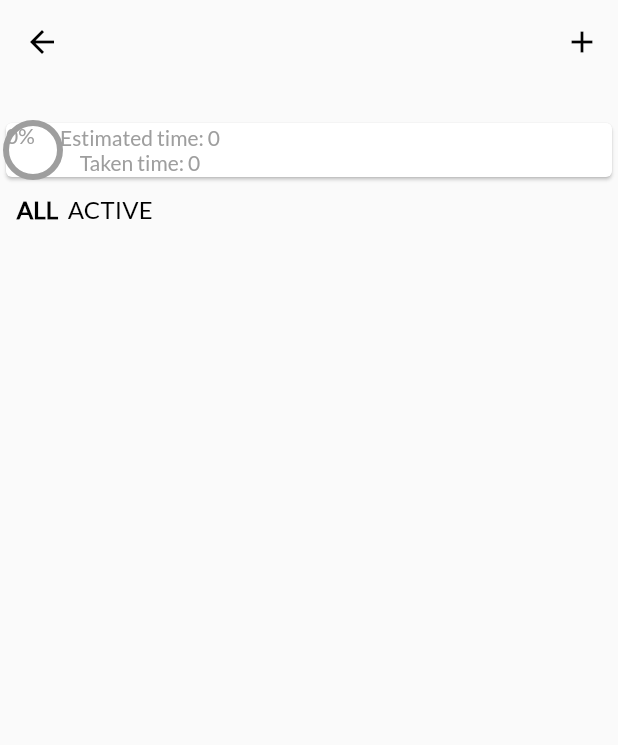
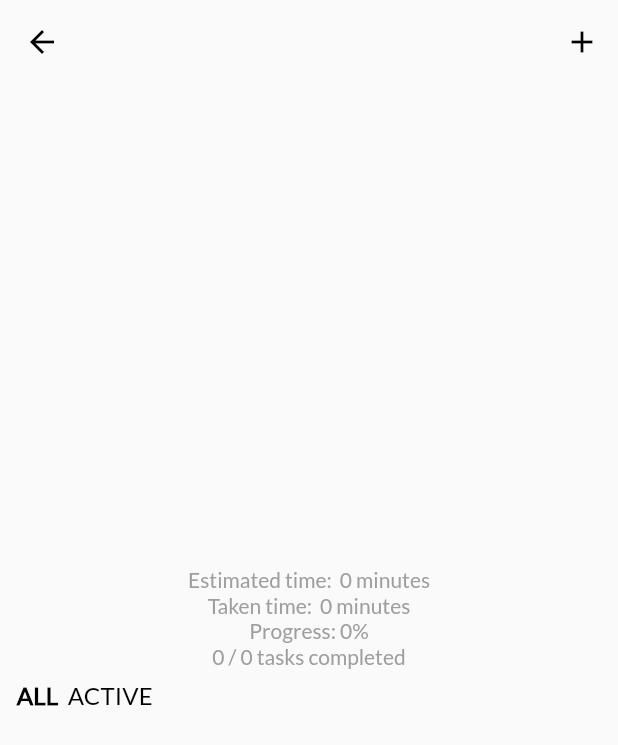
Before and after one commit to Priyanka-Sachan/momentum, a Flutter app: the ProjectScreen screen opened directly with empty values, on a phone screen of 412 x 824 dp. Shown: the top 745 px of the screen. Run offline on Flutter 3.47's test engine with Material 2 defaults, Android fonts, the phone set to English and light mode, and no system bars; our stand-ins replace cloud_firestore, firebase_core, flutter_svg, syncfusion_flutter_charts; missing offline and left inert: textfield_tags; accounts and stored records are empty.

Commit message:
Add charts

```diff
--- a/lib/widgets/project_overview.dart
+++ b/lib/widgets/project_overview.dart
@@ -1,6 +1,8 @@
+import 'dart:math';
 import 'package:flutter/material.dart';
 import 'package:momentum/models/project.dart';
 import 'package:momentum/models/task.dart';
+import 'package:syncfusion_flutter_charts/charts.dart';
 
 class ProjectOverview extends StatelessWidget {
   final Project project;
@@ -10,13 +12,21 @@ class ProjectOverview extends StatelessWidget {
 
   @override
   Widget build(BuildContext context) {
-    project.timeEstimated = tasks.fold(0, (i, el) => i + el.intervalEstimated);
+    project.timeEstimated = tasks.fold(
+        0, (i, el) => i + (el.intervalEstimated * el.progress / 100).round());
     project.timeTaken = tasks.fold(0, (i, el) => i + el.intervalTaken);
     int completedTasks = tasks.fold(0, (i, el) => el.progress == 100 ? 1 : 0);
     if (tasks.isNotEmpty) {
-      // project.progress =
-          // (tasks.fold(0, (i, el) => i + el.progress)) / tasks.length;
+      project.progress = tasks.fold(0, (i, el) => i + el.progress);
+      project.progress = (project.progress / tasks.length).round();
     }
+    Duration timeEstimated = Duration(minutes: project.timeEstimated);
+    Duration timeTaken = Duration(minutes: project.timeTaken);
+
+    List<ChartData> data = tasks
+        .map((t) => ChartData(t.title, t.intervalTaken,
+            Colors.primaries[Random().nextInt(Colors.primaries.length)]))
+        .toList();
 
     return ListView(
       primary: false,
@@ -30,29 +40,39 @@ class ProjectOverview extends StatelessWidget {
             style: Theme.of(context).textTheme.subtitle1,
           ),
         ),
-        Card(
-          child: Row(
-            children: [
-              Stack(
-                children: [
-                  CircularProgressIndicator(
-                    value: project.progress / 100,
-                    backgroundColor: Colors.grey,
-                    color: Colors.redAccent,
-                  ),
-                  Text('${project.progress}%')
-                ],
-              ),
-              Column(
-                children: [
-                  Text('Estimated time: ${project.timeEstimated}'),
-                  Text('Taken time: ${project.timeTaken}')
-                ],
+        Column(
+          children: [
+            SfCircularChart(series: <CircularSeries>[
+              // Renders doughnut chart
+              DoughnutSeries<ChartData, String>(
+                dataSource: data,
+                pointColorMapper: (ChartData data, _) => data.color,
+                xValueMapper: (ChartData data, _) => data.x,
+                yValueMapper: (ChartData data, _) => data.y,
+                //  cornerStyle: CornerStyle.bothCurve
               )
-            ],
-          ),
+            ]),
+            Column(
+              children: [
+                Text(
+                    'Estimated time: ${timeEstimated.inHours > 0 ? timeEstimated.inHours.toString() + ' hours' : ''} ${timeEstimated.inMinutes - 60 * timeEstimated.inHours} minutes'),
+                Text(
+                    'Taken time: ${timeTaken.inHours > 0 ? timeTaken.inHours.toString() + ' hours' : ''} ${timeTaken.inMinutes - 60 * timeTaken.inHours} minutes'),
+                Text('Progress: ${project.progress}%'),
+                Text('${completedTasks} / ${tasks.length} tasks completed')
+              ],
+            )
+          ],
         )
       ],
     );
   }
 }
+
+class ChartData {
+  ChartData(this.x, this.y, this.color);
+
+  final String x;
+  final int y;
+  final Color color;
+}
--- a/pubspec.yaml
+++ b/pubspec.yaml
@@ -39,6 +39,7 @@ dependencies:
   provider: ^6.0.3
   textfield_tags: 1.4.2
   flutter_svg: ^1.1.0
+  syncfusion_flutter_charts: ^20.1.57
 
 dev_dependencies:
   flutter_test:
```
Also changed, not shown: pubspec.lock.
